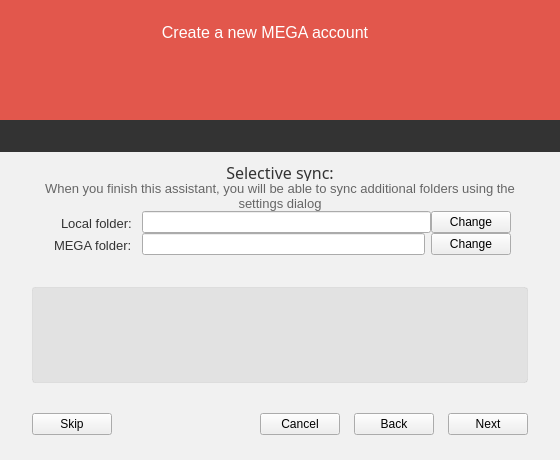
This is src/MEGASync/gui/linux/SetupWizard.ui in meganz/MEGAsync as Qt 5 draws it before an edit. The edited form follows.
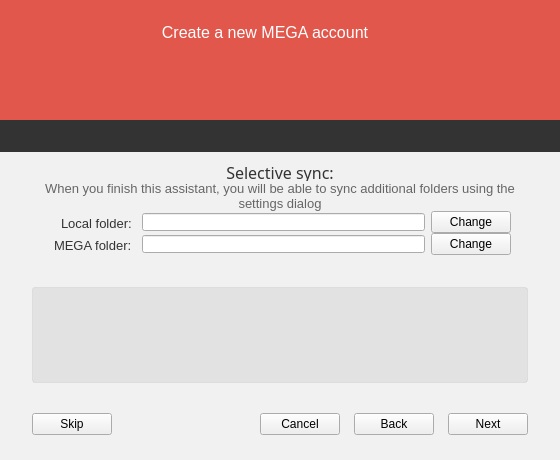
This is the edited form. The open tabs and pages were chosen to show the change. Icons and pictures are not drawn.

Commit message:
fix texts sizes in login & setup wizard
some adjusements in layouts

Patch:
```diff
--- a/src/MEGASync/gui/linux/SetupWizard.ui
+++ b/src/MEGASync/gui/linux/SetupWizard.ui
@@ -1795,6 +1795,9 @@
           </item>
           <item row="0" column="1">
            <layout class="QHBoxLayout" name="hMegaFolder">
+            <property name="spacing">
+             <number>0</number>
+            </property>
             <item>
              <widget class="QLineEdit" name="eLocalFolder">
               <property name="enabled">
@@ -1809,6 +1812,9 @@
               <property name="focusPolicy">
                <enum>Qt::NoFocus</enum>
               </property>
+              <property name="styleSheet">
+               <string notr="true">margin-right: 6px;</string>
+              </property>
               <property name="readOnly">
                <bool>true</bool>
               </property>
@@ -1843,7 +1849,7 @@
           <item row="2" column="1">
            <layout class="QHBoxLayout" name="hLocalFolder">
             <property name="spacing">
-             <number>6</number>
+             <number>0</number>
             </property>
             <item>
              <widget class="QLineEdit" name="eMegaFolder">
@@ -1853,6 +1859,9 @@
               <property name="focusPolicy">
                <enum>Qt::NoFocus</enum>
               </property>
+              <property name="styleSheet">
+               <string notr="true">margin-right: 6px;</string>
+              </property>
               <property name="readOnly">
                <bool>true</bool>
               </property>
```
The commit also changes 6 other files.
